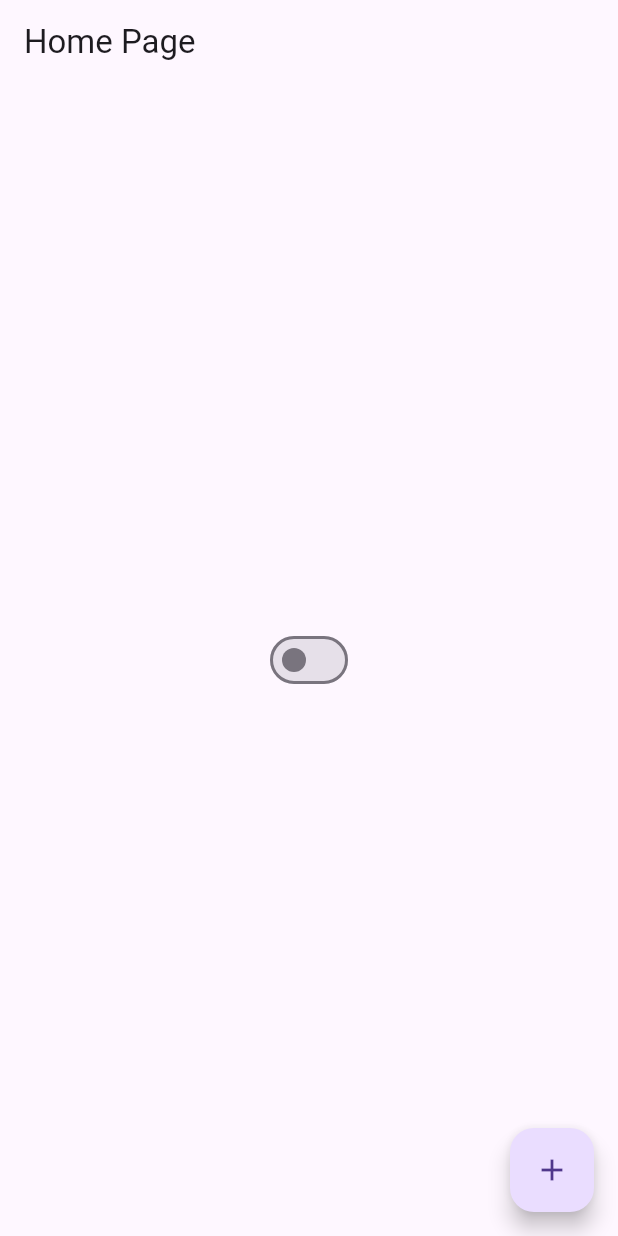
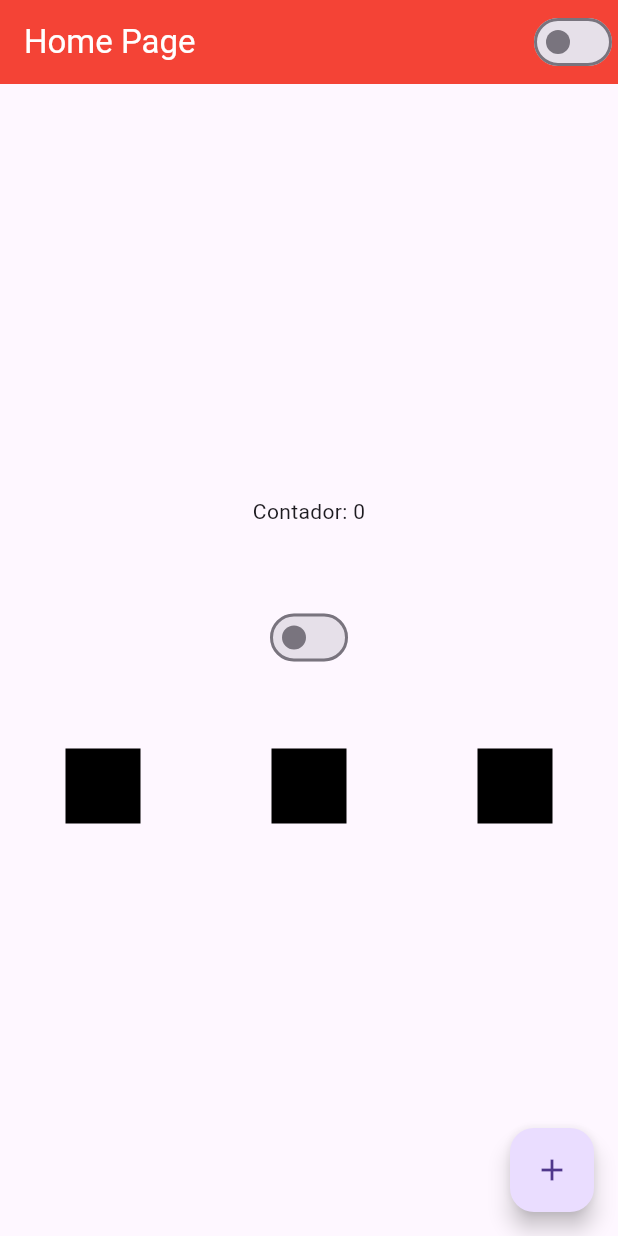
Before and after one commit to JoaoJunio09/flutter, a Flutter app: the screen it shows after launch, on a phone screen of 412 x 824 dp. Run offline on Flutter 3.47's test engine with Material 3 defaults, Android fonts, the light colour scheme and no system bars.

Commit message:
Aprofundando em contrução de layouts com Column, Row e children

```diff
--- a/anotações importantes.txt
+++ b/anotações importantes.txt
@@ -15,3 +15,10 @@ utilizando sempre o child (filho), precisamos sempre dizer que este child é um
 quando declararmos um child dentro de um Container pai, iremos declarar uma classe que extende de SingleChildRenderObjectWidget, pode ser a classe Center(), ou a classe Align(). Depois de
 declarar a classe que extende de SingleChildRenderObjectWidget, colocamos outro child para esta classe, e ai sim as propriedades do elemento, podendo ser um quadrado menor com color diferente
 do Container pai.
+
+Construção de layouts:
+
+Na construção dos layouts no flutter acaba sendo talvez mais fácil do que html para quem entende bem de Programação orientada a objetos, isso por ser declarativa, então na construção dos layouts,
+você vai criando e desenvolvendo de cima para baixo, sempre criando Widgets, como Containers vazios com um heigth (altura) para dar espaçamento entre dois elementos. Por si só é de fácil entendimento, o que acaba complicando e deixando confuso, é que precisamos escrever muito código declarativo, tudo deve ser declarado.
+- Podemos colocar elementos um abaixo do outro, utilizamos o Widget: Column(), e para deixa um ao lado do outro, utilizamos  Widget: Row(). Em ambos não criamos um "filho" (child), e sim "filhos, com children, e nele podemos colocar mais Widgets e personalizar de acordo com o aplicativo.
+- Para alinhar ao centro, temos algumas propriedades como: mainAxisAlignment  e crossAxisAlignment.
--- a/hello_world/lib/homePage.dart
+++ b/hello_world/lib/homePage.dart
@@ -14,15 +14,31 @@ class HomePageState extends State<HomePage> {
   @override
   Widget build(BuildContext context) {
     return Scaffold(
-      appBar: AppBar(title: Text('Home Page')),
-      body: Center(
-        child: Switch(
-          value: Appcontroller.instance.isDarkTheme,
-          onChanged: (value) {
-            setState(() {
-              Appcontroller.instance.changeTheme();
-            });
-          },
+      appBar: AppBar(
+        title: Text('Home Page', style: TextStyle(color: Colors.white)),
+        actions: [CustomSwitcher()],
+        backgroundColor: Colors.red,
+      ),
+      body: Container(
+        width: double.infinity,
+        height: double.infinity,
+        child: Column(
+          mainAxisAlignment: MainAxisAlignment.center,
+          children: [
+            Text('Contador: $counter'),
+            Container(height: 50),
+            CustomSwitcher(),
+            Container(height: 50),
+            Row(
+              mainAxisAlignment: MainAxisAlignment.spaceAround,
+              crossAxisAlignment: CrossAxisAlignment.center,
+              children: [
+                Container(width: 50, height: 50, color: Colors.black),
+                Container(width: 50, height: 50, color: Colors.black),
+                Container(width: 50, height: 50, color: Colors.black),
+              ],
+            ),
+          ],
         ),
       ),
       floatingActionButton: FloatingActionButton(
@@ -36,3 +52,15 @@ class HomePageState extends State<HomePage> {
     );
   }
 }
+
+class CustomSwitcher extends StatelessWidget {
+  @override
+  Widget build(BuildContext context) {
+    return Switch(
+      value: Appcontroller.instance.isDarkTheme,
+      onChanged: (value) {
+        Appcontroller.instance.changeTheme();
+      },
+    );
+  }
+}
```
